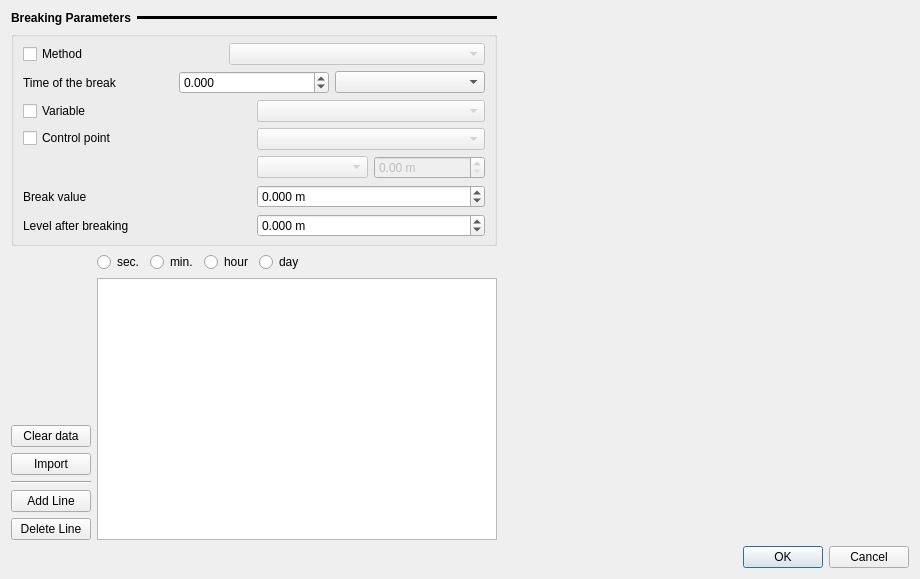
Old version of the form ui/structures/ui_mobil_object_met3.ui in the repository Artelia/Mascaret.
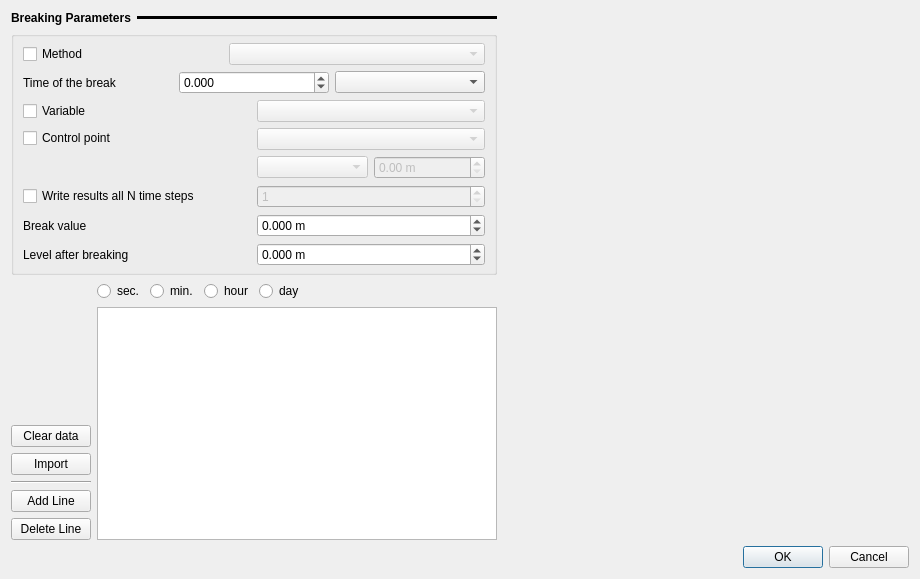
New version of the form.

Commit message:
add the time step to write
fixe decal one time step results

```diff
--- a/ui/structures/ui_mobil_object_met3.ui
+++ b/ui/structures/ui_mobil_object_met3.ui
@@ -396,6 +396,26 @@
            </property>
           </widget>
          </item>
+         <item row="3" column="0">
+          <widget class="QCheckBox" name="cc_write">
+           <property name="text">
+            <string>Write results all N time steps</string>
+           </property>
+          </widget>
+         </item>
+         <item row="3" column="2">
+          <widget class="QSpinBox" name="sb_step_write">
+           <property name="enabled">
+            <bool>false</bool>
+           </property>
+           <property name="minimum">
+            <number>1</number>
+           </property>
+           <property name="maximum">
+            <number>999999999</number>
+           </property>
+          </widget>
+         </item>
         </layout>
        </widget>
       </item>
```
The commit also changes 9 other files.
